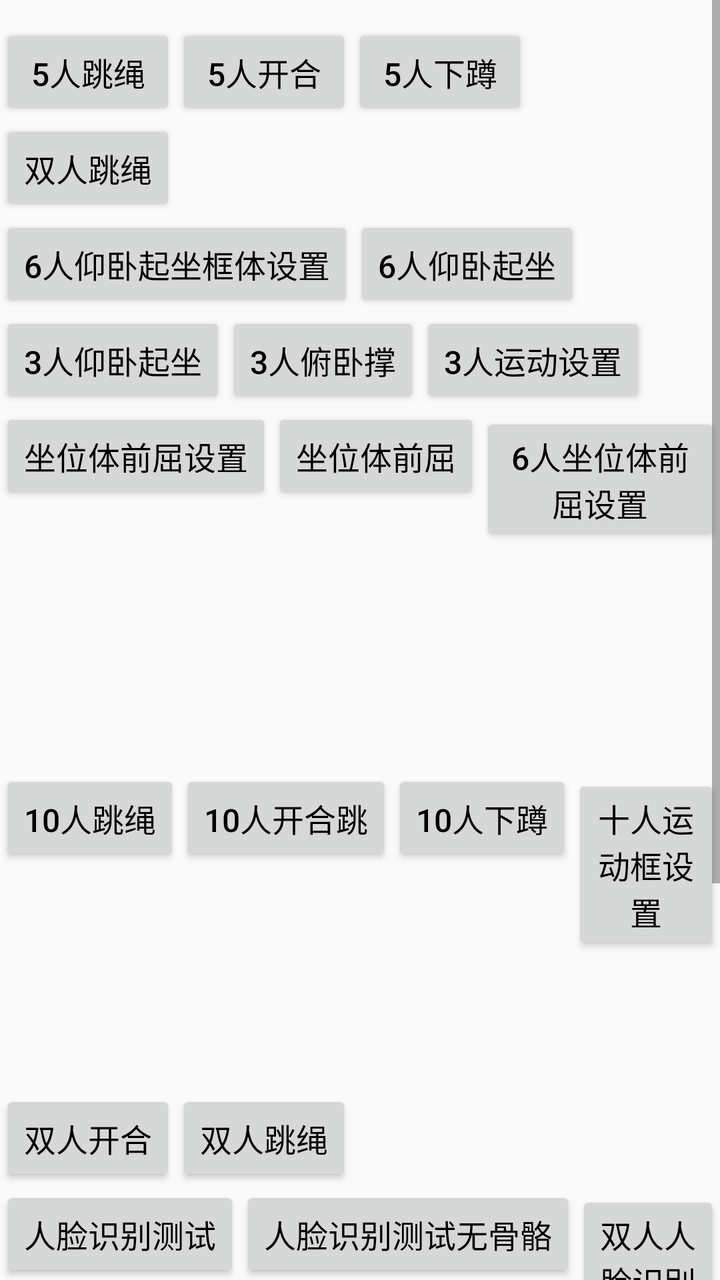
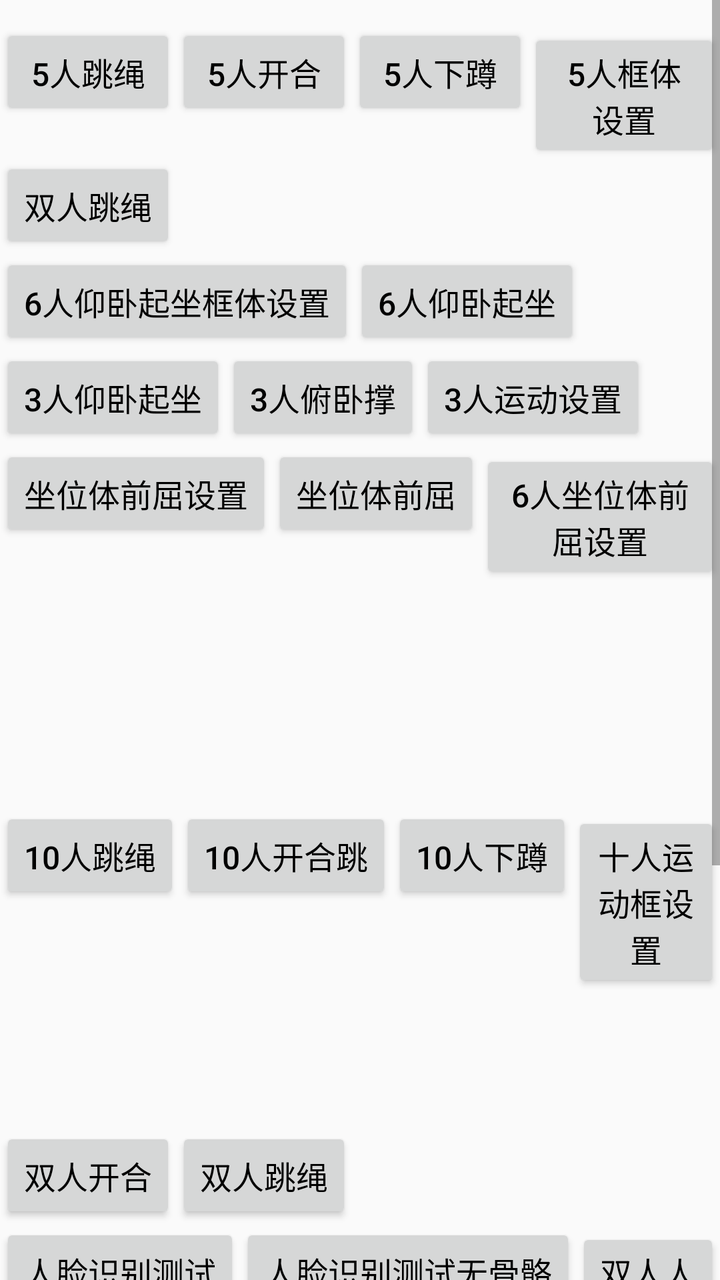

Before-and-after screenshots of an Android layout around one commit, followed by the original layout XML and the change that was made.
<!-- AndroidManifest.xml: application theme AppTheme -->
<!-- res/layout/ac_main.xml -->
<?xml version="1.0" encoding="utf-8"?>
<androidx.constraintlayout.widget.ConstraintLayout xmlns:android="http://schemas.android.com/apk/res/android"
    xmlns:app="http://schemas.android.com/apk/res-auto"
    android:layout_width="match_parent"
    android:layout_height="match_parent">

    <ScrollView
        android:layout_width="match_parent"
        android:layout_height="match_parent"
        android:layout_centerHorizontal="true"
        android:scrollbars="vertical">

        <LinearLayout
            android:layout_width="wrap_content"
            android:layout_height="wrap_content"
            android:layout_centerInParent="true"
            android:orientation="vertical"
            android:paddingTop="12dp"
            android:paddingBottom="12dp">

            <LinearLayout
                android:layout_width="wrap_content"
                android:layout_height="wrap_content"
                android:orientation="horizontal">

                <Button
                    android:id="@+id/bnt_0"
                    android:layout_width="wrap_content"
                    android:layout_height="wrap_content"
                    android:text="5人跳绳"
                    android:textColor="@color/color_black"
                    android:textSize="16sp" />

                <Button
                    android:id="@+id/bnt_3"
                    android:layout_width="wrap_content"
                    android:layout_height="wrap_content"
                    android:text="5人开合"
                    android:textColor="@color/color_black"
                    android:textSize="16sp" />

                <Button
                    android:id="@+id/bnt_4"
                    android:layout_width="wrap_content"
                    android:layout_height="wrap_content"
                    android:text="5人下蹲"
                    android:textColor="@color/color_black"
                    android:textSize="16sp" />

            </LinearLayout>

            <LinearLayout
                android:layout_width="match_parent"
                android:layout_height="wrap_content"
                android:contentDescription="双人运动">

                <Button
                    android:id="@+id/btn_d_skip"
                    android:layout_width="wrap_content"
                    android:layout_height="wrap_content"
                    android:text="双人跳绳"
                    android:textColor="@color/color_black"
                    android:textSize="16sp" />
            </LinearLayout>

            <LinearLayout
                android:layout_width="match_parent"
                android:layout_height="wrap_content"
                android:contentDescription="双人运动">
                <Button
                    android:id="@+id/btn_six_ywqz_set"
                    android:layout_width="wrap_content"
                    android:layout_height="wrap_content"
                    android:text="6人仰卧起坐框体设置"
                    android:textColor="@color/color_black"
                    android:textSize="16sp" />
                <Button
                    android:id="@+id/btn_six_ywqz"
                    android:layout_width="wrap_content"
                    android:layout_height="wrap_content"
                    android:text="6人仰卧起坐"
                    android:textColor="@color/color_black"
                    android:textSize="16sp" />
            </LinearLayout>

            <LinearLayout
                android:layout_width="wrap_content"
                android:layout_height="wrap_content">

                <Button
                    android:id="@+id/bnt_8"
                    android:layout_width="wrap_content"
                    android:layout_height="wrap_content"
                    android:text="3人仰卧起坐"
                    android:textColor="@color/color_black"
                    android:textSize="16sp" />

                <Button
                    android:id="@+id/bnt_9"
                    android:layout_width="wrap_content"
                    android:layout_height="wrap_content"
                    android:text="3人俯卧撑"
                    android:textColor="@color/color_black"
                    android:textSize="16sp" />

                <Button
                    android:id="@+id/btn_three_set"
                    android:layout_width="wrap_content"
                    android:layout_height="wrap_content"
                    android:text="3人运动设置"
                    android:textColor="@color/color_black"
                    android:textSize="16sp" />

            </LinearLayout>

            <LinearLayout
                android:layout_width="wrap_content"
                android:layout_height="wrap_content"
                android:orientation="horizontal">


                <Button
                    android:id="@+id/bnt_10"
                    android:layout_width="wrap_content"
                    android:layout_height="wrap_content"
                    android:text="坐位体前屈设置"
                    android:textColor="@color/color_black"
                    android:textSize="16sp" />

                <Button
                    android:id="@+id/bnt_zw"
                    android:layout_width="wrap_content"
                    android:layout_height="wrap_content"
                    android:text="坐位体前屈"
                    android:textColor="@color/color_black"
                    android:textSize="16sp" />

                <Button
                    android:id="@+id/btn_forward_6_set"
                    android:layout_width="wrap_content"
                    android:layout_height="wrap_content"
                    android:text="6人坐位体前屈设置"
                    android:textColor="@color/color_black"
                    android:textSize="16sp" />

                <Button
                    android:id="@+id/btn_forward_6"
                    android:layout_width="wrap_content"
                    android:layout_height="wrap_content"
                    android:text="6人坐位体前屈"
                    android:textColor="@color/color_black"
                    android:textSize="16sp" />

            </LinearLayout>

            <LinearLayout
                android:layout_width="wrap_content"
                android:layout_height="wrap_content"
                android:orientation="horizontal">

                <Button
                    android:id="@+id/bnt_11"
                    android:layout_width="wrap_content"
                    android:layout_height="wrap_content"
                    android:text="10人跳绳"
                    android:textColor="@color/color_black"
                    android:textSize="16sp" />

                <Button
                    android:id="@+id/btn_ten_open_close"
                    android:layout_width="wrap_content"
                    android:layout_height="wrap_content"
                    android:text="10人开合跳"
                    android:textColor="@color/color_black"
                    android:textSize="16sp" />

                <Button
                    android:id="@+id/btn_ten_squat"
                    android:layout_width="wrap_content"
                    android:layout_height="wrap_content"
                    android:text="10人下蹲"
                    android:textColor="@color/color_black"
                    android:textSize="16sp" />

                <Button
                    android:id="@+id/btn_10_region_set"
                    android:layout_width="wrap_content"
                    android:layout_height="wrap_content"
                    android:text="十人运动框设置"
                    android:textColor="@color/color_black"
                    android:textSize="16sp" />

                <Button
                    android:id="@+id/btn_ipc_set"
                    android:layout_width="wrap_content"
                    android:layout_height="wrap_content"
                    android:text="IPC设置"
                    android:textColor="@color/color_black"
                    android:textSize="16sp" />

                <Button
                    android:id="@+id/btn_ten_face"
                    android:layout_width="wrap_content"
                    android:layout_height="wrap_content"
                    android:text="十人人脸识别"
                    android:textColor="@color/color_black"
                    android:textSize="16sp" />
            </LinearLayout>

            <LinearLayout
                android:layout_width="wrap_content"
                android:layout_height="wrap_content"
                android:orientation="horizontal">

                <Button
                    android:id="@+id/bnt_12"
                    android:layout_width="wrap_content"
                    android:layout_height="wrap_content"
                    android:text="双人开合"
                    android:textColor="@color/color_black"
                    android:textSize="16sp" />

                <Button
                    android:id="@+id/bnt_13"
                    android:layout_width="wrap_content"
                    android:layout_height="wrap_content"
                    android:text="双人跳绳"
                    android:textColor="@color/color_black"
                    android:textSize="16sp" />

            </LinearLayout>

            <LinearLayout
                android:layout_width="wrap_content"
                android:layout_height="wrap_content">

                <Button
                    android:id="@+id/btn_face_test"
                    android:layout_width="wrap_content"
                    android:layout_height="wrap_content"
                    android:text="人脸识别测试"
                    android:textColor="@color/color_black"
                    android:textSize="16sp" />

                <Button
                    android:id="@+id/btn_face_test2"
                    android:layout_width="wrap_content"
                    android:layout_height="wrap_content"
                    android:text="人脸识别测试无骨骼"
                    android:textColor="@color/color_black"
                    android:textSize="16sp" />

                <Button
                    android:id="@+id/btn_double_face"
                    android:layout_width="wrap_content"
                    android:layout_height="wrap_content"
                    android:text="双人人脸识别测试"
                    android:textColor="@color/color_black"
                    android:textSize="16sp" />

                <Button
                    android:id="@+id/btn_pic_identify"
                    android:layout_width="wrap_content"
                    android:layout_height="wrap_content"
                    android:text="图片人脸识别"
                    android:textColor="@color/color_black"
                    android:textSize="16sp" />
            </LinearLayout>

            <LinearLayout
                android:layout_width="wrap_content"
                android:layout_height="wrap_content">

                <Button
                    android:id="@+id/btn_nfc_test"
                    android:layout_width="wrap_content"
                    android:layout_height="wrap_content"
                    android:text="NFC读卡测试"
                    android:textColor="@color/color_black"
                    android:textSize="16sp" />
            </LinearLayout>

            <LinearLayout
                android:layout_width="wrap_content"
                android:layout_height="wrap_content">

                <Button
                    android:id="@+id/btn_body_test"
                    android:layout_width="wrap_content"
                    android:layout_height="wrap_content"
                    android:text="框体测试"
                    android:textColor="@color/color_black"
                    android:textSize="16sp" />
                <Button
                    android:id="@+id/btn_frame_animation_test"
                    android:layout_width="wrap_content"
                    android:layout_height="wrap_content"
                    android:text="多序列帧动画"
                    android:textColor="@color/color_black"
                    android:textSize="16sp" />
            </LinearLayout>

            
            <LinearLayout
                android:layout_width="wrap_content"
                android:layout_height="wrap_content">

                <Button
                    android:id="@+id/btn_bmi_setting"
                    android:layout_width="wrap_content"
                    android:layout_height="wrap_content"
                    android:text="BMI设置"
                    android:textColor="@color/color_black"
                    android:textSize="16sp" />

                <Button
                    android:id="@+id/btn_bmi_sport"
                    android:layout_width="wrap_content"
                    android:layout_height="wrap_content"
                    android:text="BMI运动"
                    android:textColor="@color/color_black"
                    android:textSize="16sp" />

                <Button
                    android:id="@+id/btn_lung_setting"
                    android:layout_width="wrap_content"
                    android:layout_height="wrap_content"
                    android:text="肺活量设置"
                    android:textColor="@color/color_black"
                    android:textSize="16sp" />

                <Button
                    android:id="@+id/btn_lung_sport"
                    android:layout_width="wrap_content"
                    android:layout_height="wrap_content"
                    android:text="肺活量运动"
                    android:textColor="@color/color_black"
                    android:textSize="16sp" />
            </LinearLayout>

        </LinearLayout>

    </ScrollView>

    <TextView
        android:id="@+id/tv_org_id"
        android:layout_width="wrap_content"
        android:layout_height="wrap_content"
        android:layout_marginEnd="@dimen/dp_60"
        android:layout_marginBottom="@dimen/dp_60"
        app:layout_constraintBottom_toBottomOf="parent"
        app:layout_constraintEnd_toEndOf="parent" />
</androidx.constraintlayout.widget.ConstraintLayout>
<!-- resources referenced by this layout -->
<resources>
  <color name="color_black">#000000</color>
  <dimen name="dp_60">60dp</dimen>
  <style name="AppTheme" parent="Theme.AppCompat.DayNight.NoActionBar">
          <item name="colorPrimary">#00FFFF</item>
          <item name="colorPrimaryDark">#FFFFFF</item>
          <item name="colorAccent">#FFFF00</item>
          <item name="android:windowActionBar">false</item>
          <item name="android:windowNoTitle">true</item>
          <item name="android:windowContentTransitions">true</item>
          <item name="android:statusBarColor">@android:color/transparent</item>
          <item name="android:windowFullscreen">true</item>
          <item name="android:windowTranslucentNavigation">true</item>
          <item name="android:windowTranslucentStatus">true</item>
          <item name="android:windowDisablePreview">true</item>
      </style>
</resources>

<!-- the commit's change to res/layout/ac_main.xml (unified diff, before → after) -->
@@ -44,6 +44,13 @@
                     android:layout_width="wrap_content"
                     android:layout_height="wrap_content"
                     android:text="5人下蹲"
+                    android:textColor="@color/color_black"
+                    android:textSize="16sp" />
+                <Button
+                    android:id="@+id/bnt_5_region_set"
+                    android:layout_width="wrap_content"
+                    android:layout_height="wrap_content"
+                    android:text="5人框体设置"
                     android:textColor="@color/color_black"
                     android:textSize="16sp" />
 
